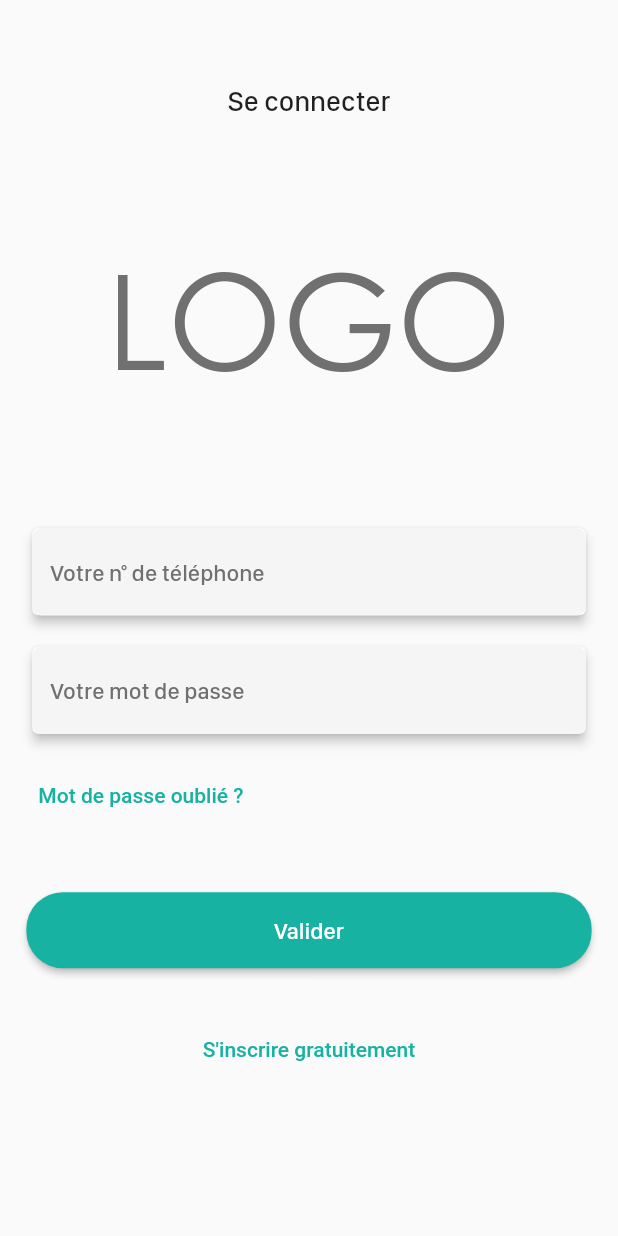
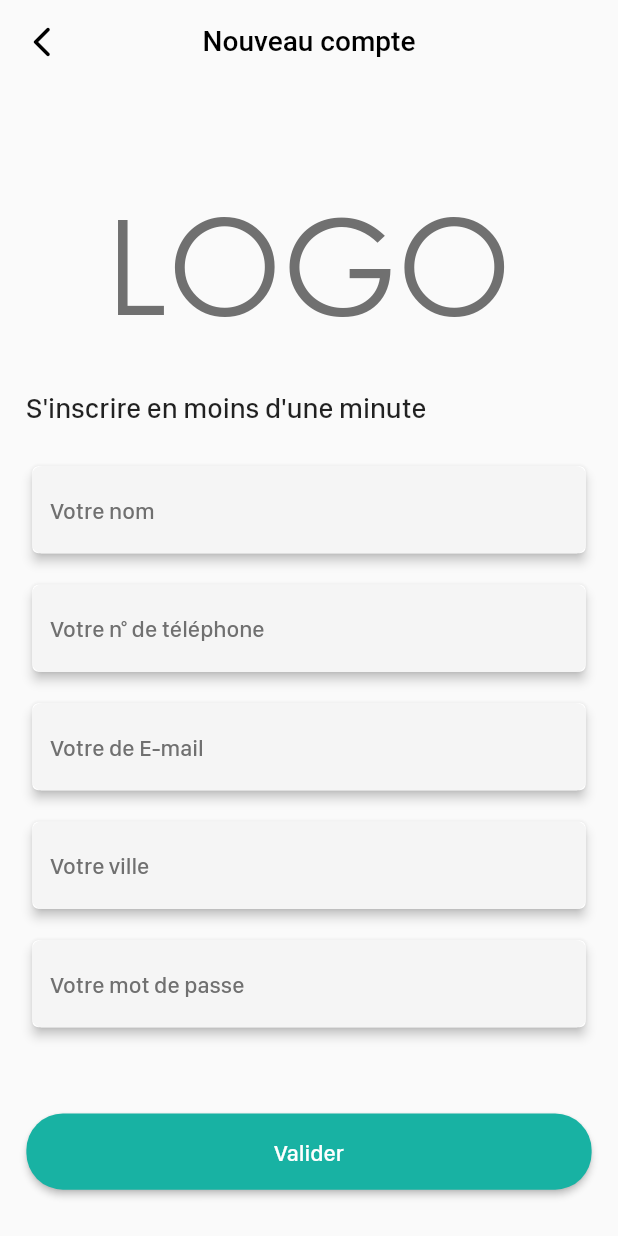
Before and after one commit to alhessiahmed/Windicar, a Flutter app: the screen it shows after launch, after a tap on "S'inscrire gratuitement", on a phone screen of 412 x 824 dp. Run offline on Flutter 3.47's test engine with Material 2 defaults, Android fonts, the phone set to English and light mode, and no system bars; our stand-ins replace flutter_screenutil, flutter_svg, get; network calls fail.

Commit message:
feat : create register screen

```diff
--- a/lib/main.dart
+++ b/lib/main.dart
@@ -1,6 +1,7 @@
 import 'package:flutter/material.dart';
 import 'package:flutter_screenutil/flutter_screenutil.dart';
 import 'package:logo/screens/auth/login_screen.dart';
+import 'package:logo/screens/auth/register_screen.dart';
 import 'package:logo/screens/profiles/change_password_screen.dart';
 import 'package:logo/screens/profiles/profile_screen.dart';
 import 'package:logo/screens/car_details_screen.dart';
@@ -56,6 +57,7 @@ class MyApp extends StatelessWidget {
             '/profile_screen': (context) => const ProfileScreen(),
             '/change_password_screen': (context) => const ChangePasswordScreen(),
             '/login_screen': (context) => const LoginScreen(),
+            '/register_screen': (context) => const RegisterScreen(),
           },
           initialRoute: '/login_screen',
         );
--- a/lib/screens/auth/login_screen.dart
+++ b/lib/screens/auth/login_screen.dart
@@ -69,6 +69,7 @@ class LoginScreen extends StatelessWidget {
               TextButton(
                 onPressed: () {
                   // TODO:  Go to register page
+                  Navigator.pushNamed(context, '/register_screen');
                 },
                 child: const Text("S'inscrire gratuitement"),
               ),
--- /dev/null
+++ b/lib/screens/auth/register_screen.dart
@@ -0,0 +1,100 @@
+import 'package:flutter/material.dart';
+import 'package:flutter/src/widgets/container.dart';
+import 'package:flutter/src/widgets/framework.dart';
+import 'package:flutter_screenutil/flutter_screenutil.dart';
+import 'package:logo/screens/profiles/app_bar_widget.dart';
+
+import '../../utils/app_colors.dart';
+import '../../utils/app_text_styles.dart';
+import '../profiles/text_form_field_widget.dart';
+
+class RegisterScreen extends StatelessWidget {
+  const RegisterScreen({super.key});
+
+  @override
+  Widget build(BuildContext context) {
+    return Scaffold(
+      appBar: getAppBarCustom(
+        title: 'Nouveau compte',
+        context: context,
+      ),
+      body: SingleChildScrollView(
+        child: Padding(
+          padding: EdgeInsets.symmetric(horizontal: 16.w),
+          child: Column(
+            children: [
+              SizedBox(
+                height: 65.h,
+              ),
+              Text(
+                'LOGO',
+                style:
+                    AppTextStyles.logoTextStyle.copyWith(color: AppColors.grey),
+              ),
+              SizedBox(
+                height: 30.h,
+              ),
+              Align(
+                alignment: AlignmentDirectional.centerStart,
+                child: Text(
+                  "S'inscrire en moins d'une minute",
+                  style: AppTextStyles.textTitle17,
+                ),
+              ),
+              SizedBox(
+                height: 24.h,
+              ),
+              TextFormFieldCustom(
+                textEditingController: TextEditingController(),
+                hintText: 'Votre nom',
+              ),
+              TextFormFieldCustom(
+                textEditingController: TextEditingController(),
+                hintText: 'Votre n° de téléphone',
+                textInputType: TextInputType.phone,
+              ),
+              TextFormFieldCustom(
+                textEditingController: TextEditingController(),
+                hintText: 'Votre de E-mail',
+                textInputType: TextInputType.emailAddress,
+              ),
+              TextFormFieldCustom(
+                textEditingController: TextEditingController(),
+                hintText: 'Votre ville',
+              ),
+              TextFormFieldCustom(
+                textEditingController: TextEditingController(),
+                hintText: 'Votre mot de passe',
+                textInputType: TextInputType.visiblePassword,
+                isPassword: true,
+              ),
+              SizedBox(
+                height: 40.h,
+              ),
+              ElevatedButton(
+                onPressed: () {},
+                child: const Text('Valider'),
+              ),
+              SizedBox(
+                height: 30.h,
+              ),
+              Row(
+                mainAxisAlignment: MainAxisAlignment.center,
+                children: [
+                  const Text("J'ai un compte?"),
+                  TextButton(
+                    onPressed: () {
+                      // TODO:  back to login page
+                      Navigator.pop(context);
+                    },
+                    child: const Text("Se connecter"),
+                  ),
+                ],
+              ),
+            ],
+          ),
+        ),
+      ),
+    );
+  }
+}
```
